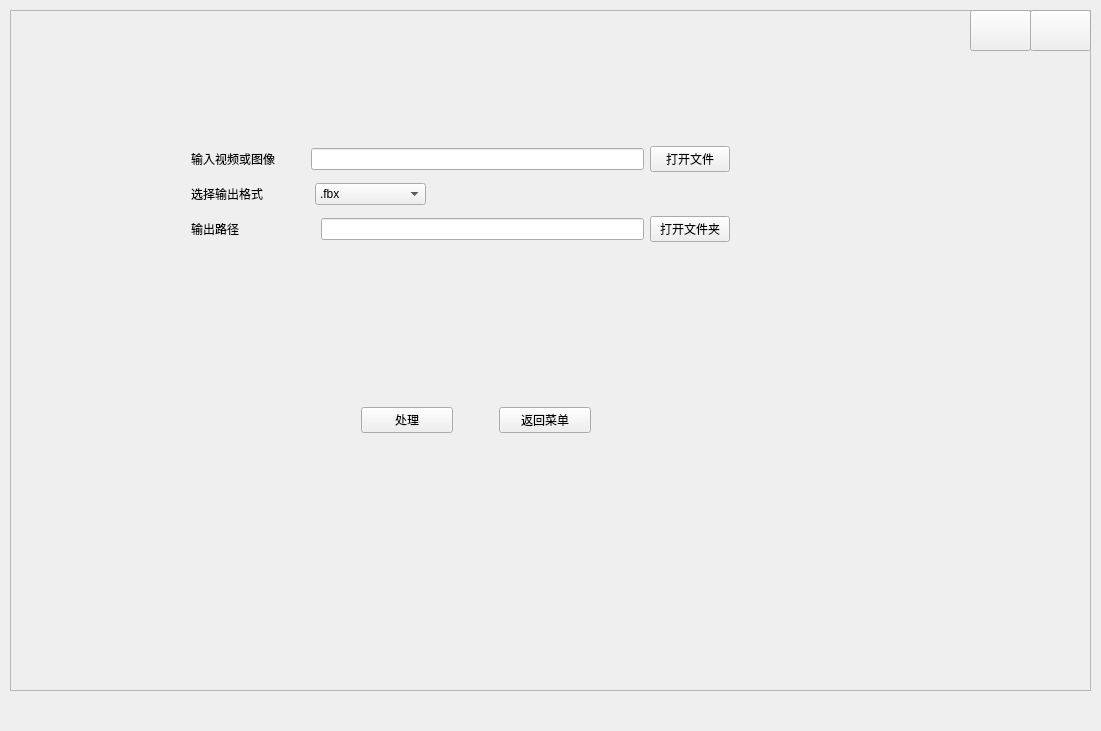
The window that 3DPoseEstimation-QT/trackingWindow.ui (KIE9542c/3D-Motion-Tracking-and-Output) describes before a commit, drawn with Qt 5.
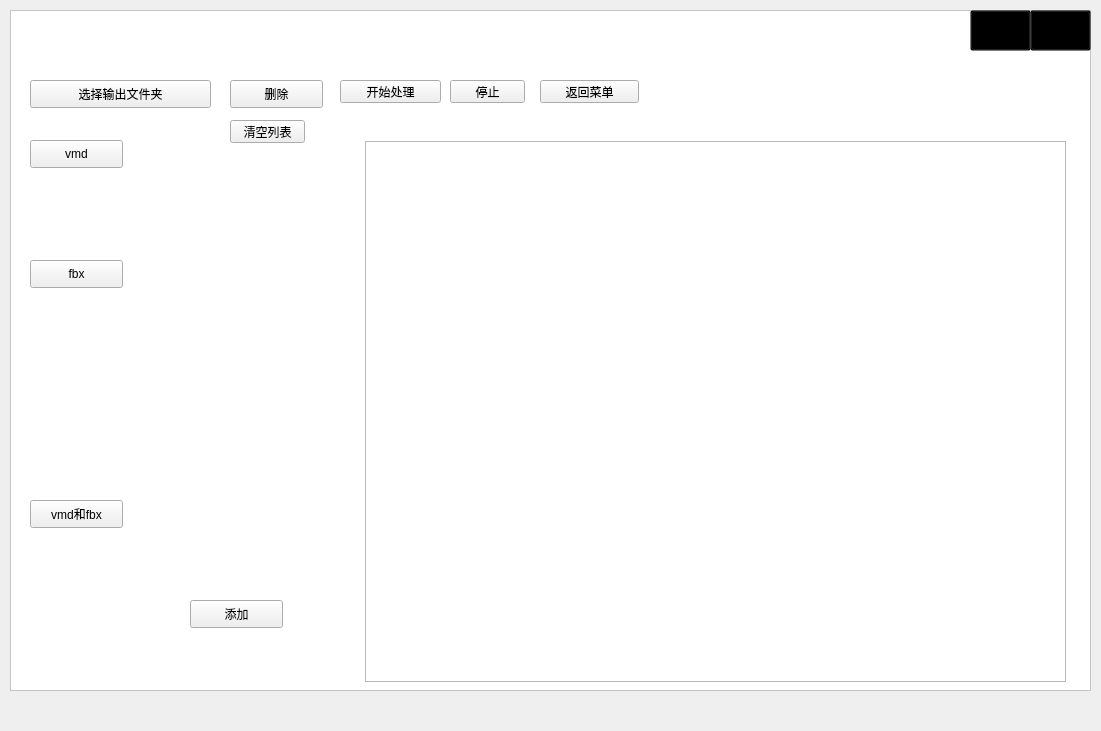
The same window after the commit. Icons and pictures are not drawn.

```diff
--- a/3DPoseEstimation-QT/trackingWindow.ui
+++ b/3DPoseEstimation-QT/trackingWindow.ui
@@ -42,7 +42,8 @@
      </rect>
     </property>
     <property name="styleSheet">
-     <string notr="true">#frame{border-image: url(:/new/prefix2/track.jpg);}</string>
+     <string notr="true">#frame{background-color: rgb(255, 255, 255);}
+</string>
     </property>
     <property name="frameShape">
      <enum>QFrame::StyledPanel</enum>
@@ -50,199 +51,6 @@
     <property name="frameShadow">
      <enum>QFrame::Raised</enum>
     </property>
-    <widget class="QWidget" name="horizontalLayoutWidget_4">
-     <property name="geometry">
-      <rect>
-       <x>340</x>
-       <y>370</y>
-       <width>252</width>
-       <height>80</height>
-      </rect>
-     </property>
-     <layout class="QHBoxLayout" name="horizontalLayout_5">
-      <item>
-       <widget class="QPushButton" name="pushButton">
-        <property name="text">
-         <string>处理</string>
-        </property>
-       </widget>
-      </item>
-      <item>
-       <spacer name="horizontalSpacer_2">
-        <property name="orientation">
-         <enum>Qt::Horizontal</enum>
-        </property>
-        <property name="sizeType">
-         <enum>QSizePolicy::Fixed</enum>
-        </property>
-        <property name="sizeHint" stdset="0">
-         <size>
-          <width>40</width>
-          <height>20</height>
-         </size>
-        </property>
-       </spacer>
-      </item>
-      <item>
-       <widget class="QPushButton" name="pushButton_2">
-        <property name="text">
-         <string>返回菜单</string>
-        </property>
-       </widget>
-      </item>
-     </layout>
-    </widget>
-    <widget class="QWidget" name="verticalLayoutWidget">
-     <property name="geometry">
-      <rect>
-       <x>170</x>
-       <y>120</y>
-       <width>561</width>
-       <height>131</height>
-      </rect>
-     </property>
-     <layout class="QVBoxLayout" name="verticalLayout">
-      <item>
-       <layout class="QHBoxLayout" name="horizontalLayout_8">
-        <item>
-         <widget class="QLabel" name="label">
-          <property name="text">
-           <string>输入视频或图像</string>
-          </property>
-         </widget>
-        </item>
-        <item>
-         <spacer name="horizontalSpacer">
-          <property name="orientation">
-           <enum>Qt::Horizontal</enum>
-          </property>
-          <property name="sizeType">
-           <enum>QSizePolicy::Fixed</enum>
-          </property>
-          <property name="sizeHint" stdset="0">
-           <size>
-            <width>30</width>
-            <height>20</height>
-           </size>
-          </property>
-         </spacer>
-        </item>
-        <item>
-         <widget class="QLineEdit" name="lineEdit"/>
-        </item>
-        <item>
-         <widget class="QPushButton" name="pushButton_3">
-          <property name="text">
-           <string>打开文件</string>
-          </property>
-         </widget>
-        </item>
-       </layout>
-      </item>
-      <item>
-       <layout class="QHBoxLayout" name="horizontalLayout_6">
-        <item>
-         <widget class="QLabel" name="label_2">
-          <property name="sizePolicy">
-           <sizepolicy hsizetype="Fixed" vsizetype="Preferred">
-            <horstretch>0</horstretch>
-            <verstretch>0</verstretch>
-           </sizepolicy>
-          </property>
-          <property name="text">
-           <string>选择输出格式</string>
-          </property>
-         </widget>
-        </item>
-        <item>
-         <spacer name="horizontalSpacer_4">
-          <property name="orientation">
-           <enum>Qt::Horizontal</enum>
-          </property>
-          <property name="sizeType">
-           <enum>QSizePolicy::Fixed</enum>
-          </property>
-          <property name="sizeHint" stdset="0">
-           <size>
-            <width>46</width>
-            <height>20</height>
-           </size>
-          </property>
-         </spacer>
-        </item>
-        <item>
-         <widget class="QComboBox" name="comboBox">
-          <item>
-           <property name="text">
-            <string>.fbx</string>
-           </property>
-          </item>
-          <item>
-           <property name="text">
-            <string>.vmd</string>
-           </property>
-          </item>
-          <item>
-           <property name="text">
-            <string>.fbx和.vmd文件</string>
-           </property>
-          </item>
-         </widget>
-        </item>
-        <item>
-         <spacer name="horizontalSpacer_5">
-          <property name="orientation">
-           <enum>Qt::Horizontal</enum>
-          </property>
-          <property name="sizeHint" stdset="0">
-           <size>
-            <width>40</width>
-            <height>20</height>
-           </size>
-          </property>
-         </spacer>
-        </item>
-       </layout>
-      </item>
-      <item>
-       <layout class="QHBoxLayout" name="horizontalLayout_7">
-        <item>
-         <widget class="QLabel" name="label_3">
-          <property name="text">
-           <string>输出路径</string>
-          </property>
-         </widget>
-        </item>
-        <item>
-         <spacer name="horizontalSpacer_3">
-          <property name="orientation">
-           <enum>Qt::Horizontal</enum>
-          </property>
-          <property name="sizeType">
-           <enum>QSizePolicy::Fixed</enum>
-          </property>
-          <property name="sizeHint" stdset="0">
-           <size>
-            <width>75</width>
-            <height>20</height>
-           </size>
-          </property>
-         </spacer>
-        </item>
-        <item>
-         <widget class="QLineEdit" name="lineEdit_3"/>
-        </item>
-        <item>
-         <widget class="QPushButton" name="pushButton_4">
-          <property name="text">
-           <string>打开文件夹</string>
-          </property>
-         </widget>
-        </item>
-       </layout>
-      </item>
-     </layout>
-    </widget>
     <widget class="QPushButton" name="pushButton_6">
      <property name="geometry">
       <rect>
@@ -253,7 +61,9 @@
       </rect>
      </property>
      <property name="styleSheet">
-      <string notr="true">#pushButton_6:hover
+      <string notr="true">#pushButton_6{background-color: transparent;
+border-color: transparent;}
+#pushButton_6:hover
 {
     background-color: rgb(255, 0, 0);
 }
@@ -283,7 +93,12 @@
       </rect>
      </property>
      <property name="styleSheet">
-      <string notr="true">#pushButton_7:hover{background-color: rgb(255, 0, 0);}</string>
+      <string notr="true">#pushButton_7{background-color: transparent;
+border-color: transparent;}
+#pushButton_7:hover
+{
+    background-color: red;
+}</string>
      </property>
      <property name="text">
       <string/>
@@ -299,6 +114,180 @@
       </size>
      </property>
     </widget>
+    <widget class="QLabel" name="label_5">
+     <property name="geometry">
+      <rect>
+       <x>0</x>
+       <y>0</y>
+       <width>1081</width>
+       <height>41</height>
+      </rect>
+     </property>
+     <property name="styleSheet">
+      <string notr="true">
+background-image: url(:/new/prefix2/frame.jpg);</string>
+     </property>
+     <property name="text">
+      <string/>
+     </property>
+    </widget>
+    <widget class="QPushButton" name="pushButton_VMD">
+     <property name="geometry">
+      <rect>
+       <x>20</x>
+       <y>130</y>
+       <width>93</width>
+       <height>28</height>
+      </rect>
+     </property>
+     <property name="text">
+      <string>vmd</string>
+     </property>
+    </widget>
+    <widget class="QPushButton" name="pushButton_FBX">
+     <property name="geometry">
+      <rect>
+       <x>20</x>
+       <y>250</y>
+       <width>93</width>
+       <height>28</height>
+      </rect>
+     </property>
+     <property name="text">
+      <string>fbx</string>
+     </property>
+    </widget>
+    <widget class="QPushButton" name="pushButton_VF">
+     <property name="geometry">
+      <rect>
+       <x>20</x>
+       <y>490</y>
+       <width>93</width>
+       <height>28</height>
+      </rect>
+     </property>
+     <property name="text">
+      <string>vmd和fbx</string>
+     </property>
+    </widget>
+    <widget class="QTableView" name="tableView">
+     <property name="geometry">
+      <rect>
+       <x>355</x>
+       <y>131</y>
+       <width>701</width>
+       <height>541</height>
+      </rect>
+     </property>
+     <attribute name="verticalHeaderCascadingSectionResizes">
+      <bool>false</bool>
+     </attribute>
+    </widget>
+    <widget class="QPushButton" name="pushButton_path">
+     <property name="geometry">
+      <rect>
+       <x>20</x>
+       <y>70</y>
+       <width>181</width>
+       <height>28</height>
+      </rect>
+     </property>
+     <property name="text">
+      <string>选择输出文件夹</string>
+     </property>
+    </widget>
+    <widget class="QPushButton" name="pushButton_add">
+     <property name="geometry">
+      <rect>
+       <x>180</x>
+       <y>590</y>
+       <width>93</width>
+       <height>28</height>
+      </rect>
+     </property>
+     <property name="text">
+      <string>添加</string>
+     </property>
+    </widget>
+    <widget class="QPushButton" name="pushButton_del">
+     <property name="geometry">
+      <rect>
+       <x>220</x>
+       <y>70</y>
+       <width>93</width>
+       <height>28</height>
+      </rect>
+     </property>
+     <property name="text">
+      <string>删除</string>
+     </property>
+    </widget>
+    <widget class="QPushButton" name="pushButton_2">
+     <property name="geometry">
+      <rect>
+       <x>530</x>
+       <y>70</y>
+       <width>99</width>
+       <height>23</height>
+      </rect>
+     </property>
+     <property name="text">
+      <string>返回菜单</string>
+     </property>
+    </widget>
+    <widget class="QPushButton" name="pushButton_start">
+     <property name="geometry">
+      <rect>
+       <x>330</x>
+       <y>70</y>
+       <width>101</width>
+       <height>23</height>
+      </rect>
+     </property>
+     <property name="text">
+      <string>开始处理</string>
+     </property>
+    </widget>
+    <widget class="QPushButton" name="pushButton_stop">
+     <property name="geometry">
+      <rect>
+       <x>440</x>
+       <y>70</y>
+       <width>75</width>
+       <height>23</height>
+      </rect>
+     </property>
+     <property name="text">
+      <string>停止</string>
+     </property>
+    </widget>
+    <widget class="QPushButton" name="pushButton_delAll">
+     <property name="geometry">
+      <rect>
+       <x>220</x>
+       <y>110</y>
+       <width>75</width>
+       <height>23</height>
+      </rect>
+     </property>
+     <property name="text">
+      <string>清空列表</string>
+     </property>
+    </widget>
+    <zorder>label_5</zorder>
+    <zorder>pushButton_6</zorder>
+    <zorder>pushButton_7</zorder>
+    <zorder>pushButton_VMD</zorder>
+    <zorder>pushButton_FBX</zorder>
+    <zorder>pushButton_VF</zorder>
+    <zorder>tableView</zorder>
+    <zorder>pushButton_path</zorder>
+    <zorder>pushButton_add</zorder>
+    <zorder>pushButton_del</zorder>
+    <zorder>pushButton_2</zorder>
+    <zorder>pushButton_start</zorder>
+    <zorder>pushButton_stop</zorder>
+    <zorder>pushButton_delAll</zorder>
    </widget>
   </widget>
   <widget class="QStatusBar" name="statusBar">
```
